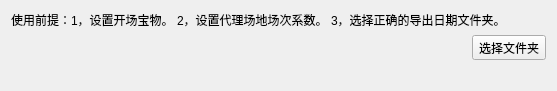
This is DayTotolTable/DayTotolTable.ui in weibo6631352/wx as Qt 5 draws it before an edit. The edited form follows.
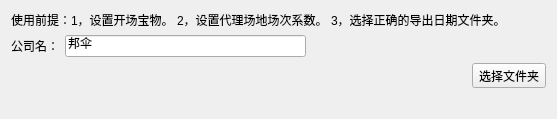
This is the edited form.

```diff
--- a/DayTotolTable/DayTotolTable.ui
+++ b/DayTotolTable/DayTotolTable.ui
@@ -7,13 +7,13 @@
     <x>0</x>
     <y>0</y>
     <width>557</width>
-    <height>82</height>
+    <height>96</height>
    </rect>
   </property>
   <property name="windowTitle">
    <string>日结统计</string>
   </property>
-  <layout class="QVBoxLayout" name="verticalLayout" stretch="0,0,0">
+  <layout class="QVBoxLayout" name="verticalLayout" stretch="0,0,0,0">
    <item>
     <widget class="QLabel" name="label_2">
      <property name="text">
@@ -21,6 +21,37 @@
      </property>
     </widget>
    </item>
+   <item>
+    <layout class="QHBoxLayout" name="horizontalLayout_2">
+     <item>
+      <widget class="QLabel" name="label_3">
+       <property name="text">
+        <string>公司名：</string>
+       </property>
+      </widget>
+     </item>
+     <item>
+      <widget class="QLineEdit" name="lineEdit_gongsiming">
+       <property name="text">
+        <string>邦伞</string>
+       </property>
+      </widget>
+     </item>
+     <item>
+      <spacer name="horizontalSpacer">
+       <property name="orientation">
+        <enum>Qt::Horizontal</enum>
+       </property>
+       <property name="sizeHint" stdset="0">
+        <size>
+         <width>40</width>
+         <height>20</height>
+        </size>
+       </property>
+      </spacer>
+     </item>
+    </layout>
+   </item>
    <item>
     <layout class="QHBoxLayout" name="horizontalLayout">
      <item>
```
